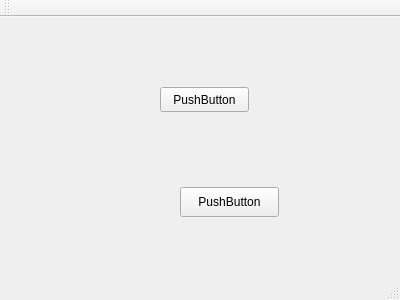
This is mainwindow.ui in shodow/openmax-decode as Qt 5 draws it before an edit. The edited form follows.
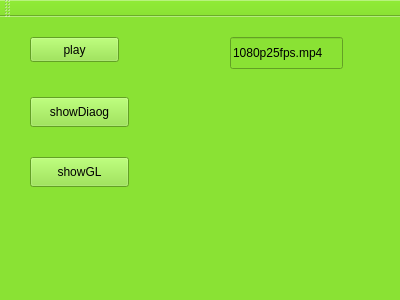
This is the edited form.

Patch:
```diff
--- a/mainwindow.ui
+++ b/mainwindow.ui
@@ -13,31 +13,60 @@
   <property name="windowTitle">
    <string>MainWindow</string>
   </property>
+  <property name="styleSheet">
+   <string notr="true">background-color: rgb(138, 226, 52);</string>
+  </property>
   <widget class="QWidget" name="centralWidget">
    <widget class="QPushButton" name="pushButton">
     <property name="geometry">
      <rect>
-      <x>160</x>
-      <y>70</y>
+      <x>30</x>
+      <y>20</y>
       <width>89</width>
       <height>25</height>
      </rect>
     </property>
     <property name="text">
-     <string>PushButton</string>
+     <string>play</string>
     </property>
    </widget>
    <widget class="QPushButton" name="pushButton_2">
     <property name="geometry">
      <rect>
-      <x>180</x>
-      <y>170</y>
+      <x>30</x>
+      <y>80</y>
       <width>99</width>
       <height>30</height>
      </rect>
     </property>
     <property name="text">
-     <string>PushButton</string>
+     <string>showDiaog</string>
+    </property>
+   </widget>
+   <widget class="QPushButton" name="pushButton_3">
+    <property name="geometry">
+     <rect>
+      <x>30</x>
+      <y>140</y>
+      <width>99</width>
+      <height>30</height>
+     </rect>
+    </property>
+    <property name="text">
+     <string>showGL</string>
+    </property>
+   </widget>
+   <widget class="QLineEdit" name="lineEdit">
+    <property name="geometry">
+     <rect>
+      <x>230</x>
+      <y>20</y>
+      <width>113</width>
+      <height>32</height>
+     </rect>
+    </property>
+    <property name="text">
+     <string>1080p25fps.mp4</string>
     </property>
    </widget>
   </widget>
```
